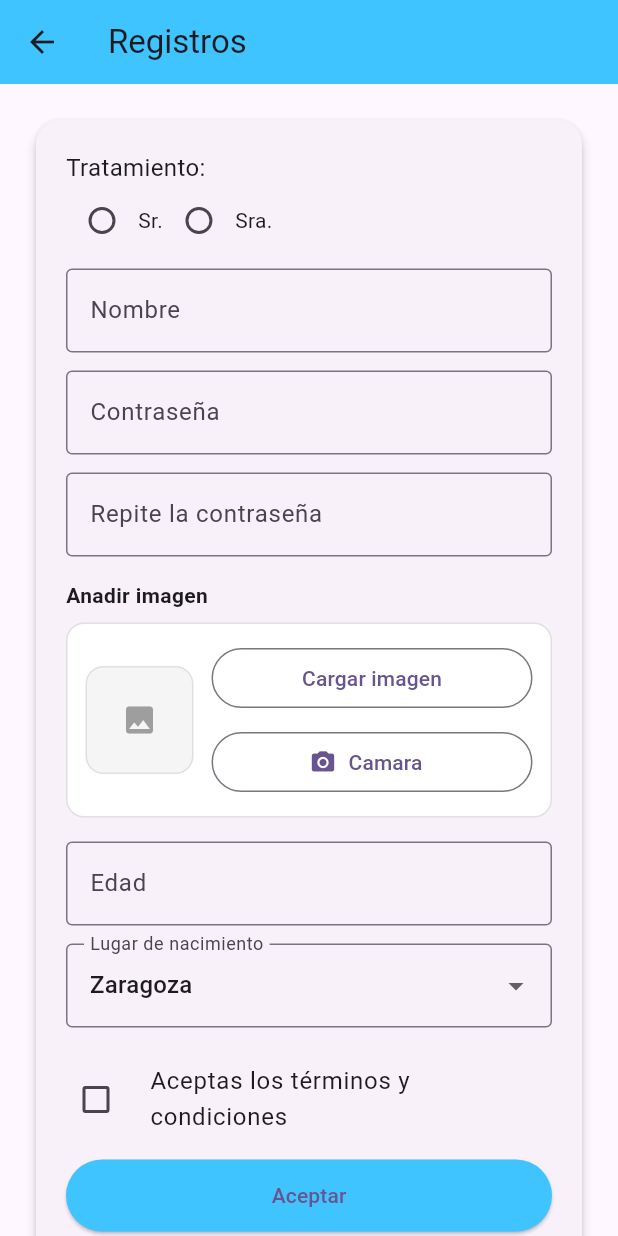
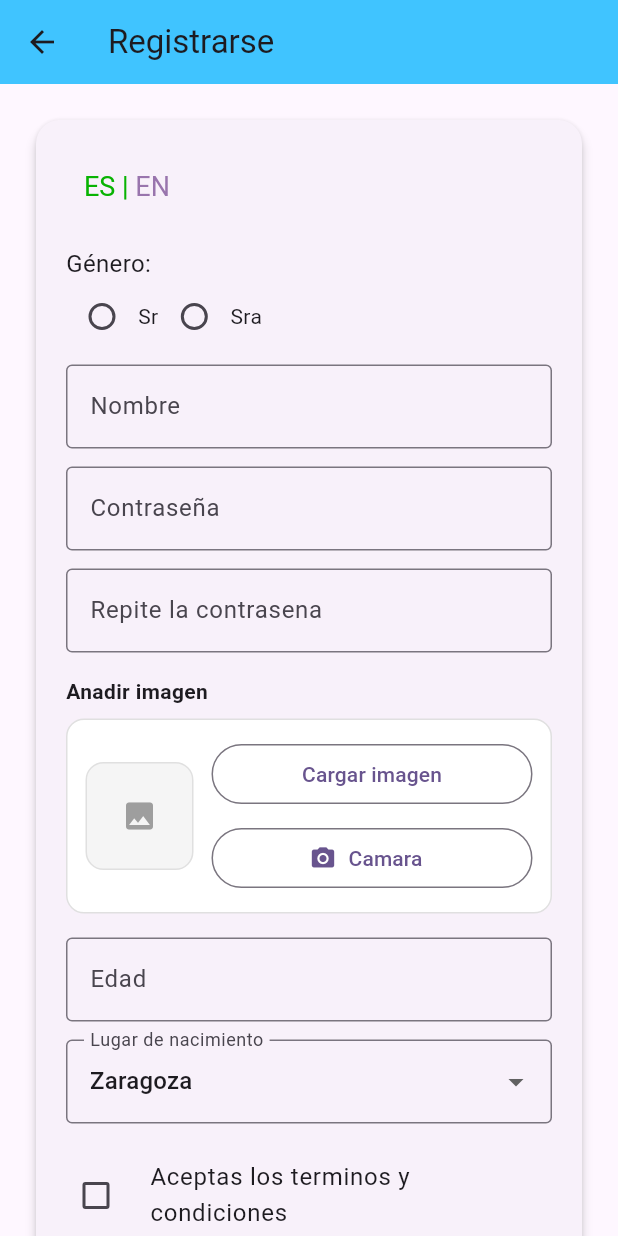
Before and after one commit to EnriqueMase/enrique_masegosac1, a Flutter app: the Registrarse screen opened directly, on a phone screen of 412 x 824 dp. Run offline on Flutter 3.47's test engine with Material 3 defaults, Android fonts, the phone set to English and light mode, and no system bars; our stand-ins replace audioplayers, equatable, file_picker, firebase_auth, firebase_core, flutter_bloc and 2 more; accounts and stored records are empty.

Commit message:
Update 1.10.2

```diff
--- a/lib/controllers/controlador_autenticacion.dart
+++ b/lib/controllers/controlador_autenticacion.dart
@@ -7,6 +7,7 @@ import 'package:enrique_masegosac1/screens/users/Pantalla_Usuario.dart';
 class ControladorAutenticacion {
   final LogicaUsuarios _usuarios = LogicaUsuarios();
 
+  /// Valida credenciales locales y redirige según rol admin/usuario.
   Future<void> iniciarSesion({
     required BuildContext context,
     required String nombre,
--- a/lib/l10n/app_es.arb
+++ b/lib/l10n/app_es.arb
@@ -41,6 +41,9 @@
   "phone": "Teléfono",
   "selectImage": "Seleccionar imagen",
   "registrationCompleted": "Registro completado",
+  "addImage": "Anadir imagen",
+  "uploadImage": "Cargar imagen",
+  "takePhoto": "Camara",
 
   "name": "Nombre",
   "description": "Descripción",
@@ -49,6 +52,7 @@
   "imagePath": "Ruta imagen (asset)",
   "requiredField": "Obligatorio",
   "confirm": "Confirmar",
+  "confirmPassword": "Repite la contrasena",
   "edit": "Editar",
   "delete": "Eliminar",
   "block": "Bloquear",
@@ -60,7 +64,10 @@
   "add": "Añadir",
   "enterYourName": "Introduce tu nombre",
   "enterAMessage": "Introduce un mensaje",
+  "termsAndConditionsLabel": "Aceptas los terminos y condiciones",
+  "mustAcceptTerms": "Debes aceptar los terminos y condiciones",
 
+  "store": "Tienda",
   "home": "Home",
   "me": "Yo",
 
@@ -113,6 +120,9 @@
   "message": "Mensaje",
   "sendMessage": "Enviar",
   "messageSent": "Mensaje enviado (simulado)",
+  "companyInfoTitle": "Datos de la empresa",
+  "companyNameLabel": "Empresa",
+  "companyAddressLabel": "Direccion",
 
   "myProfile": "Mi perfil"
 }
--- a/lib/l10n/app_localizations.dart
+++ b/lib/l10n/app_localizations.dart
@@ -326,6 +326,24 @@ abstract class AppLocalizations {
   /// **'Registro completado'**
   String get registrationCompleted;
 
+  /// No description provided for @addImage.
+  ///
+  /// In es, this message translates to:
+  /// **'Anadir imagen'**
+  String get addImage;
+
+  /// No description provided for @uploadImage.
+  ///
+  /// In es, this message translates to:
+  /// **'Cargar imagen'**
+  String get uploadImage;
+
+  /// No description provided for @takePhoto.
+  ///
+  /// In es, this message translates to:
+  /// **'Camara'**
+  String get takePhoto;
+
   /// No description provided for @name.
   ///
   /// In es, this message translates to:
@@ -367,6 +385,12 @@ abstract class AppLocalizations {
   /// In es, this message translates to:
   /// **'Confirmar'**
   String get confirm;
+
+  /// No description provided for @confirmPassword.
+  ///
+  /// In es, this message translates to:
+  /// **'Repite la contrasena'**
+  String get confirmPassword;
 
   /// No description provided for @edit.
   ///
@@ -433,6 +457,24 @@ abstract class AppLocalizations {
   /// In es, this message translates to:
   /// **'Introduce un mensaje'**
   String get enterAMessage;
+
+  /// No description provided for @termsAndConditionsLabel.
+  ///
+  /// In es, this message translates to:
+  /// **'Aceptas los terminos y condiciones'**
+  String get termsAndConditionsLabel;
+
+  /// No description provided for @mustAcceptTerms.
+  ///
+  /// In es, this message translates to:
+  /// **'Debes aceptar los terminos y condiciones'**
+  String get mustAcceptTerms;
+
+  /// No description provided for @store.
+  ///
+  /// In es, this message translates to:
+  /// **'Tienda'**
+  String get store;
 
   /// No description provided for @home.
   ///
@@ -704,6 +746,24 @@ abstract class AppLocalizations {
   /// **'Mensaje enviado (simulado)'**
   String get messageSent;
 
+  /// No description provided for @companyInfoTitle.
+  ///
+  /// In es, this message translates to:
+  /// **'Datos de la empresa'**
+  String get companyInfoTitle;
+
+  /// No description provided for @companyNameLabel.
+  ///
+  /// In es, this message translates to:
+  /// **'Empresa'**
+  String get companyNameLabel;
+
+  /// No description provided for @companyAddressLabel.
+  ///
+  /// In es, this message translates to:
+  /// **'Direccion'**
+  String get companyAddressLabel;
+
   /// No description provided for @myProfile.
   ///
   /// In es, this message translates to:
--- a/lib/main.dart
+++ b/lib/main.dart
@@ -11,8 +11,10 @@ import 'firebase_options.dart';
 
 void main() async {
   WidgetsFlutterBinding.ensureInitialized();
+  // Inicializamos Firebase antes de montar la app para que los servicios estén listos.
   await Firebase.initializeApp(options: DefaultFirebaseOptions.currentPlatform);
 
+  // Inyectamos el bloc de idioma a toda la app.
   runApp(BlocProvider(create: (_) => LocaleBloc(), child: const MyApp()));
 }
 
--- a/lib/screens/auth/Registrarse.dart
+++ b/lib/screens/auth/Registrarse.dart
@@ -2,10 +2,15 @@ import 'dart:io';
 import 'dart:typed_data';
 
 import 'package:enrique_masegosac1/config/utils/Validadores.dart';
+import 'package:enrique_masegosac1/l10n/app_localizations.dart';
+import 'package:enrique_masegosac1/locale_bloc/locale_bloc.dart';
+import 'package:enrique_masegosac1/locale_bloc/locale_state.dart';
 import 'package:enrique_masegosac1/models/usuarios.dart';
 import 'package:enrique_masegosac1/screens/auth/Pantalla_login.dart';
 import 'package:enrique_masegosac1/services/Logica_Usuarios.dart';
+import 'package:enrique_masegosac1/widgets/cambio_lenguajes.dart';
 import 'package:flutter/material.dart';
+import 'package:flutter_bloc/flutter_bloc.dart';
 import 'package:image_picker/image_picker.dart';
 
 class Registrarse extends StatefulWidget {
@@ -60,10 +65,12 @@ class _RegistrarseState extends State<Registrarse> {
     });
   }
 
+  // Ejecuta validaciones y registra en memoria, manteniendo compatibilidad con admin/usuario.
   void _registrarUsuario() {
+    final l10n = AppLocalizations.of(context)!;
     if (!_formKey.currentState!.validate()) return;
     if (!_aceptaTerminos) {
-      _mostrarError('Debes aceptar los términos y condiciones');
+      _mostrarError(l10n.mustAcceptTerms);
       return;
     }
 
@@ -74,8 +81,9 @@ class _RegistrarseState extends State<Registrarse> {
     final nombre = _nombreController.text.trim();
     final contrasena = _passwordController.text.trim();
 
+    // Evitamos duplicados por nombre antes de registrar.
     if (logica.buscarUsuarioPorNombre(nombre) != null) {
-      _mostrarError('El usuario "$nombre" ya existe');
+      _mostrarError(l10n.userExists(nombre));
       return;
     }
 
@@ -92,8 +100,8 @@ class _RegistrarseState extends State<Registrarse> {
     logica.registrarUsuario(nuevoUsuario);
 
     ScaffoldMessenger.of(context).showSnackBar(
-      const SnackBar(
-        content: Text('Registro completado'),
+      SnackBar(
+        content: Text(l10n.registrationCompleted),
         backgroundColor: Colors.green,
       ),
     );
@@ -128,13 +136,14 @@ class _RegistrarseState extends State<Registrarse> {
     );
   }
 
-  Widget _buildImagePicker() {
+  // Selector de imagen reutilizable para mantener el widget principal más limpio.
+  Widget _buildImagePicker(AppLocalizations l10n) {
     return Column(
       crossAxisAlignment: CrossAxisAlignment.start,
       children: [
-        const Text(
-          'Anadir imagen',
-          style: TextStyle(fontWeight: FontWeight.w600),
+        Text(
+          l10n.addImage,
+          style: const TextStyle(fontWeight: FontWeight.w600),
         ),
         const SizedBox(height: 8),
         Container(
@@ -172,13 +181,13 @@ class _RegistrarseState extends State<Registrarse> {
                   children: [
                     OutlinedButton(
                       onPressed: _seleccionarImagen,
-                      child: const Text('Cargar imagen'),
+                      child: Text(l10n.uploadImage),
                     ),
                     const SizedBox(height: 8),
                     OutlinedButton.icon(
                       onPressed: _tomarFoto,
                       icon: const Icon(Icons.photo_camera),
-                      label: const Text('Camara'),
+                      label: Text(l10n.takePhoto),
                     ),
                   ],
                 ),
@@ -190,11 +199,32 @@ class _RegistrarseState extends State<Registrarse> {
     );
   }
 
+  // Campo de entrada reutilizable para mantener el widget principal más limpio.
+  Widget _buildInputField({
+    required TextEditingController controller,
+    required String label,
+    TextInputType keyboardType = TextInputType.text,
+    bool obscureText = false,
+    String? Function(String?)? validator,
+  }) {
+    return TextFormField(
+      controller: controller,
+      keyboardType: keyboardType,
+      obscureText: obscureText,
+      decoration: InputDecoration(
+        labelText: label,
+        border: const OutlineInputBorder(),
+      ),
+      validator: validator,
+    );
+  }
+
   @override
   Widget build(BuildContext context) {
+    final l10n = AppLocalizations.of(context)!;
     return Scaffold(
       appBar: AppBar(
-        title: const Text('Registros'),
+        title: Text(l10n.registerTitle),
         backgroundColor: Colors.lightBlueAccent,
       ),
       body: SingleChildScrollView(
@@ -214,68 +244,67 @@ class _RegistrarseState extends State<Registrarse> {
                   child: Column(
                     crossAxisAlignment: CrossAxisAlignment.start,
                     children: [
-                      const Text(
-                        'Tratamiento:',
-                        style: TextStyle(fontSize: 16),
+                      // Cambio de idioma, igual que en login y drawer.
+                      Padding(
+                        padding: const EdgeInsets.only(bottom: 16),
+                        child: BlocBuilder<LocaleBloc, LocaleState>(
+                          builder: (context, state) => buildLanguageSwitch(
+                            context,
+                            Theme.of(context),
+                            state,
+                          ),
+                        ),
+                      ),
+                      Text(
+                        '${l10n.gender}:',
+                        style: const TextStyle(fontSize: 16),
                       ),
                       Row(
                         children: [
-                          _buildTratamientoOption('Sr', 'Sr.'),
-                          _buildTratamientoOption('Sra', 'Sra.'),
+                          _buildTratamientoOption('Sr', l10n.mr),
+                          _buildTratamientoOption('Sra', l10n.mrs),
                         ],
                       ),
                       const SizedBox(height: 8),
-                      TextFormField(
+                      _buildInputField(
                         controller: _nombreController,
-                        decoration: const InputDecoration(
-                          labelText: 'Nombre',
-                          border: OutlineInputBorder(),
-                        ),
-                        validator: (value) => Validadores.validateEmpty(
-                            value, 'nombre de usuario'),
+                        label: l10n.name,
+                        validator: (value) =>
+                            Validadores.validateEmpty(value, l10n.userName),
                       ),
                       const SizedBox(height: 12),
-                      TextFormField(
+                      _buildInputField(
                         controller: _passwordController,
+                        label: l10n.password,
                         obscureText: true,
-                        decoration: const InputDecoration(
-                          labelText: 'Contraseña',
-                          border: OutlineInputBorder(),
-                        ),
                         validator: (value) =>
-                            Validadores.validateEmpty(value, 'contraseña'),
+                            Validadores.validateEmpty(value, l10n.password),
                       ),
                       const SizedBox(height: 12),
-                      TextFormField(
+                      _buildInputField(
                         controller: _confirmPasswordController,
+                        label: l10n.confirmPassword,
                         obscureText: true,
-                        decoration: const InputDecoration(
-                          labelText: 'Repite la contraseña',
-                          border: OutlineInputBorder(),
-                        ),
                         validator: (value) => Validadores.validatePasswordMatch(
                           _passwordController.text,
                           value,
                         ),
                       ),
                       const SizedBox(height: 16),
-                      _buildImagePicker(),
+                      _buildImagePicker(l10n),
                       const SizedBox(height: 16),
-                      TextFormField(
+                      _buildInputField(
                         controller: _edadController,
+                        label: l10n.age,
                         keyboardType: TextInputType.number,
-                        decoration: const InputDecoration(
-                          labelText: 'Edad',
-                          border: OutlineInputBorder(),
-                        ),
                         validator: Validadores.validateAge,
                       ),
                       const SizedBox(height: 12),
                       DropdownButtonFormField<String>(
                         initialValue: _lugarNacimiento,
-                        decoration: const InputDecoration(
-                          labelText: 'Lugar de nacimiento',
-                          border: OutlineInputBorder(),
+                        decoration: InputDecoration(
+                          labelText: l10n.birthPlace,
+                          border: const OutlineInputBorder(),
                         ),
                         items: const [
                           DropdownMenuItem(
@@ -295,9 +324,10 @@ class _RegistrarseState extends State<Registrarse> {
                             setState(() => _lugarNacimiento = value),
                       ),
                       const SizedBox(height: 16),
+                      // Aceptación antes de registrar.
                       CheckboxListTile(
                         contentPadding: EdgeInsets.zero,
-                        title: const Text('Aceptas los términos y condiciones'),
+                        title: Text(l10n.termsAndConditionsLabel),
                         value: _aceptaTerminos,
                         onChanged: (value) =>
                             setState(() => _aceptaTerminos = value ?? false),
@@ -315,7 +345,7 @@ class _RegistrarseState extends State<Registrarse> {
                             ),
                             padding: const EdgeInsets.symmetric(vertical: 14),
                           ),
-                          child: const Text('Aceptar'),
+                          child: Text(l10n.confirm),
                         ),
                       ),
                     ],
--- a/lib/screens/users/Pagina_Yo.dart
+++ b/lib/screens/users/Pagina_Yo.dart
@@ -129,6 +129,7 @@ class _PaginaYoState extends State<PaginaYo> {
     final user = _usuario;
 
     if (user == null) {
+      // Si no hay sesión activa, redirige de inmediato al login.
       WidgetsBinding.instance.addPostFrameCallback((_) {
         Navigator.pushReplacement(
           context,
```
Also changed, not shown: lib/controllers/usuario/user_controller.dart (+79 -6 lines), lib/l10n/app_en.arb (+10 -0 lines), lib/l10n/app_localizations_en.dart (+30 -0 lines), lib/l10n/app_localizations_es.dart (+30 -0 lines), lib/screens/auth/Pantalla_login.dart (+8 -3 lines), lib/screens/users/Pagina_Contacto.dart (+46 -1 lines), lib/screens/users/Pantalla_Usuario.dart (+11 -8 lines).
